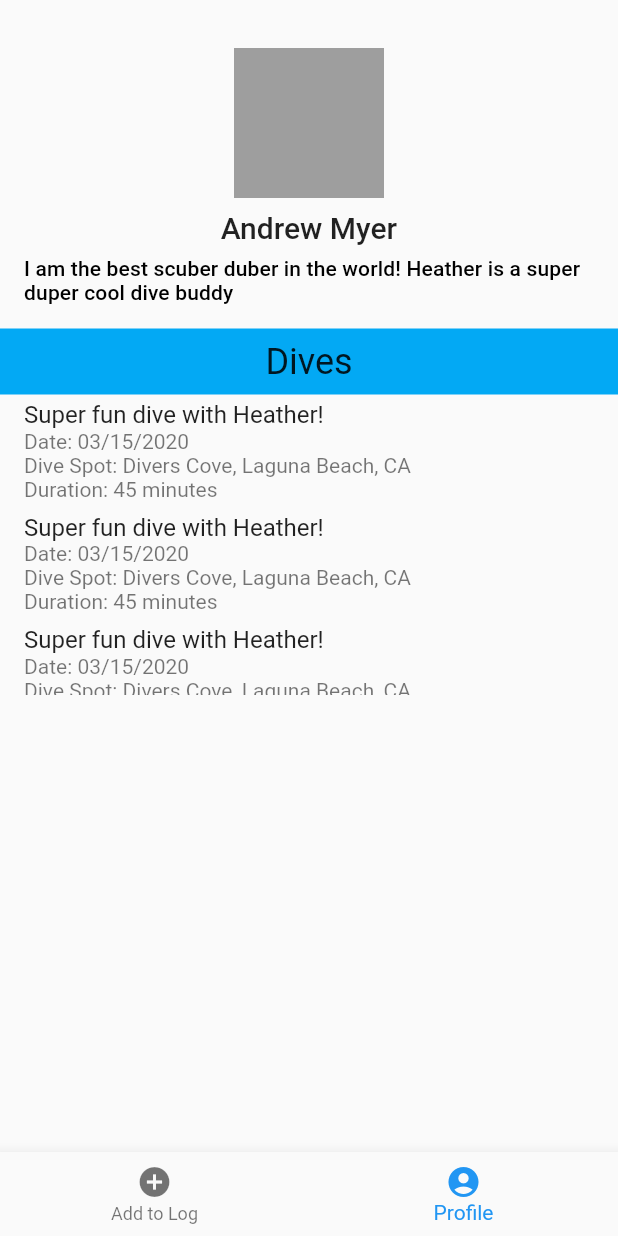
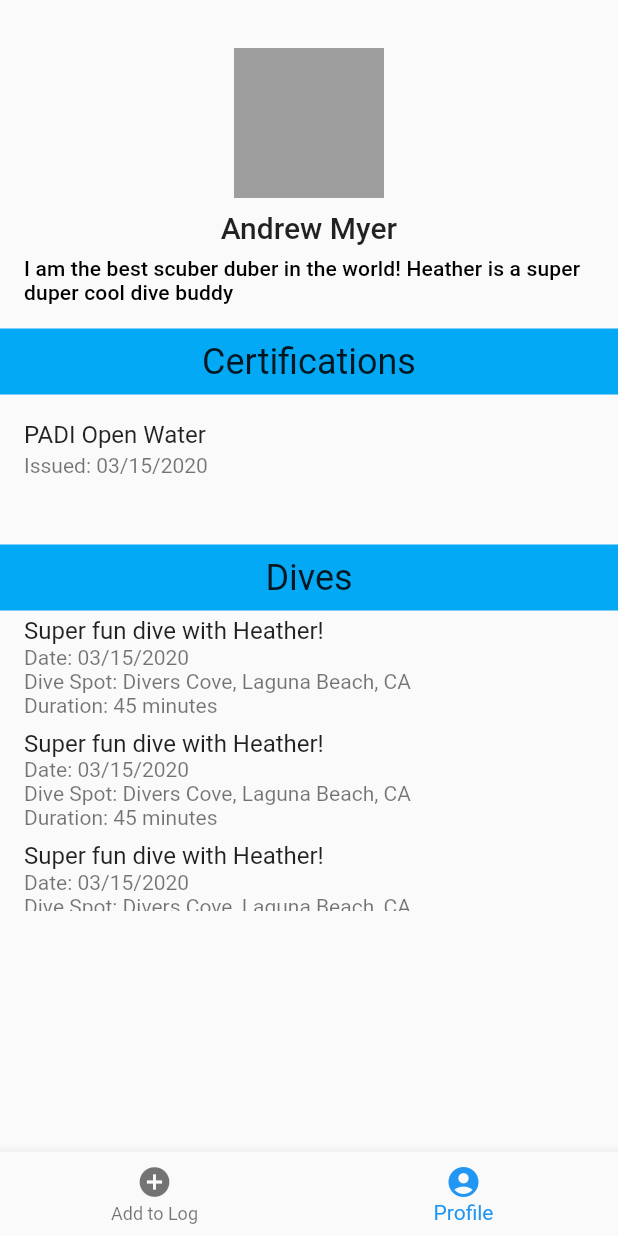
Before and after one commit to DirtbagDrew/flutter-scuba-app, a Flutter app: the screen it shows after launch, item 2 of the bottom bar chosen, on a phone screen of 412 x 824 dp. Run offline on Flutter 3.47's test engine with Material 2 defaults, Android fonts, the phone set to English and light mode, and no system bars; missing offline and left inert: dart:ffi.

Commit message:
finished profile look for now

```diff
--- /dev/null
+++ b/lib/src/Profile/PersonalCertifications.dart
@@ -0,0 +1,55 @@
+import 'package:flutter/material.dart';
+import 'package:flutter/widgets.dart';
+import 'package:scuba/shared/Conversions.dart';
+
+class PersonalCertifications extends StatelessWidget {
+  const PersonalCertifications({
+    Key key,
+  }) : super(key: key);
+
+  @override
+  Widget build(BuildContext context) {
+    return Column(
+      children: <Widget>[
+        Container(
+          color: Theme.of(context).primaryColor,
+          child: Padding(
+            padding: const EdgeInsets.all(8.0),
+            child: Row(
+              mainAxisAlignment: MainAxisAlignment.center,
+              children: <Widget>[
+                Text(
+                  'Certifications',
+                  style: Theme.of(context).textTheme.headline,
+                ),
+              ],
+            ),
+          ),
+        ),
+        Container(
+          height: 100,
+          child: ListView(
+            children: <Widget>[
+              ListTile(
+                title: Text(
+                  "PADI Open Water",
+                  style: Theme.of(context).textTheme.subhead,
+                ),
+                subtitle: Column(
+                  children: <Widget>[
+                    Row(
+                      children: <Widget>[
+                        Text("Issued: "),
+                        Text(Conversions.dateTimeToString(DateTime.now()))
+                      ],
+                    ),
+                  ],
+                ),
+              ),
+            ],
+          ),
+        ),
+      ],
+    );
+  }
+}
--- a/lib/src/Profile/Profile.dart
+++ b/lib/src/Profile/Profile.dart
@@ -2,6 +2,7 @@ import 'package:flutter/material.dart';
 import 'package:flutter/widgets.dart';
 import 'package:scuba/shared/FormValidators.dart';
 import 'package:scuba/src/Profile/Bio.dart';
+import 'package:scuba/src/Profile/PersonalCertifications.dart';
 import 'package:scuba/src/Profile/PersonalDives.dart';
 
 class Profile extends StatelessWidget {
@@ -21,6 +22,7 @@ class Profile extends StatelessWidget {
     return SingleChildScrollView(
       child: Column(children: <Widget>[
         Bio(),
+        PersonalCertifications(),
         PersonalDives(),
       ]),
     );
```
